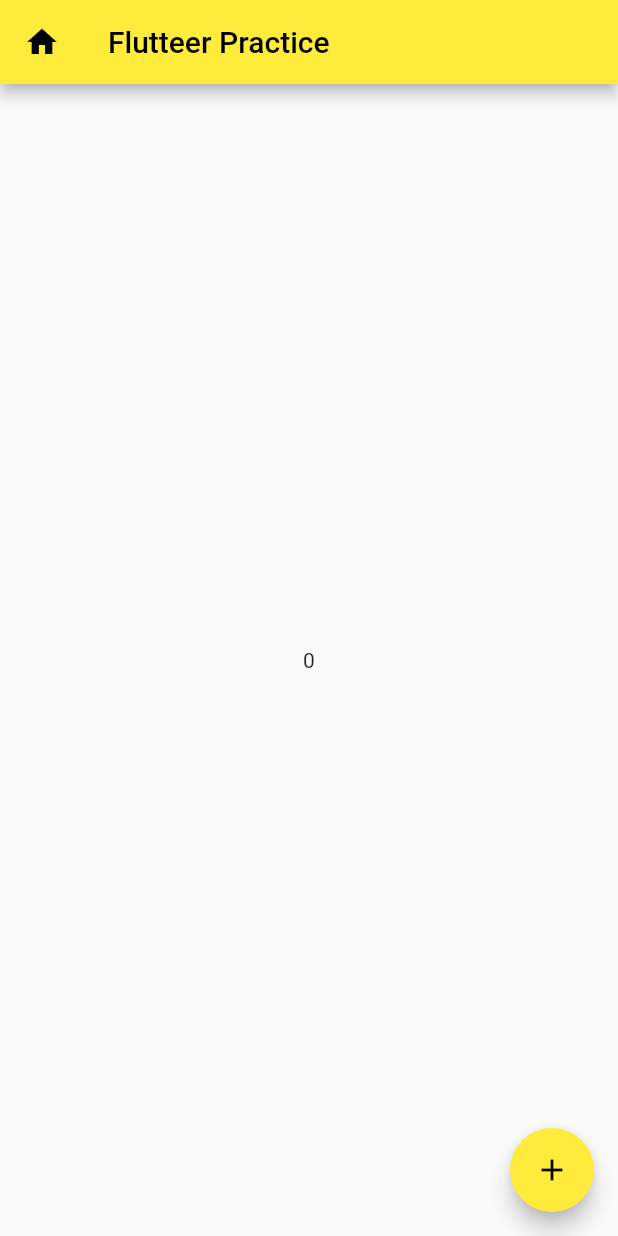
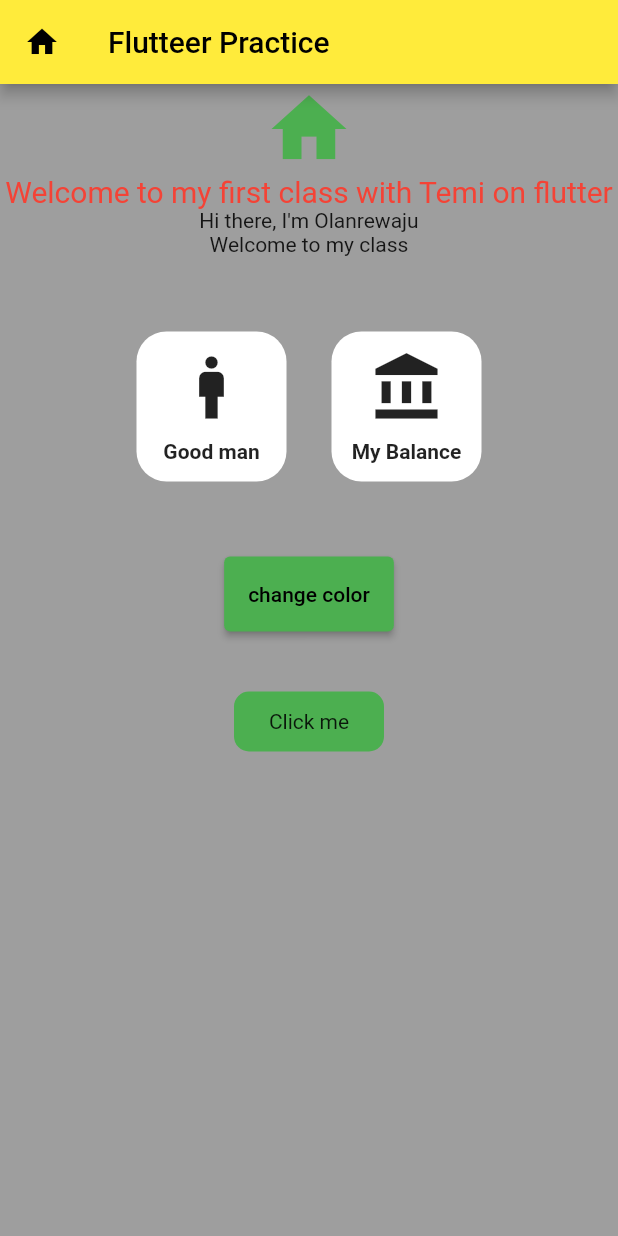
Before and after one commit to larexx40/flutter_login, a Flutter app: the screen it shows after launch, on a phone screen of 412 x 824 dp. Run offline on Flutter 3.47's test engine with Material 2 defaults, Android fonts, the phone set to English and light mode, and no system bars.

Commit message:
done with revisiting layouting

```diff
--- a/lib/home.dart
+++ b/lib/home.dart
@@ -10,25 +10,125 @@ class HomeScreen extends StatefulWidget {
 }
 
 class _HomeScreenState extends State<HomeScreen> {
-    int _counter = 0;
   @override
   Widget build(BuildContext context) {
     return Scaffold(
+      backgroundColor: Colors.grey,
       appBar: AppBar(
         title: const Text("Flutteer Practice"),
         leading: const Icon(Icons.home),
       ),
-      body: Center(
-        child: Text(_counter.toString()),
-      ),
-      floatingActionButton: FloatingActionButton(
-        onPressed: () {
-          setState(() {
-            _counter = _counter + 1;
-          });
-        },
-        child: const Icon(Icons.add),
-      ),
+      body: Column(
+        children: [
+          const Icon(Icons.home, color: Colors.green,size: 60,),
+          const Text("Welcome to my first class with Temi on flutter", style: TextStyle( color: Colors.red, fontSize: 20  ),),
+          const Text("Hi there, I'm Olanrewaju"),
+          const Text("Welcome to my class"),
+          // ignore: prefer_const_constructors
+          SizedBox(
+            height: 50,
+            width: 100,
+          ),
+          Row(
+            mainAxisAlignment: MainAxisAlignment.center,
+            children: [
+              Container(
+                height: 100,
+                width: 100,
+                // ignore: prefer_const_constructors
+                decoration: BoxDecoration(
+                  color: Colors.white,
+                  borderRadius: const BorderRadius.all(Radius.circular(20)),
+                ),
+                child: Column(
+                  mainAxisAlignment: MainAxisAlignment.center,
+                  children: const [
+                    Icon(
+                      Icons.man,
+                      size: 50,
+                    ),
+                    SizedBox(
+                      height: 10,
+                      width: 100,
+                    ),
+                    Text(
+                      "Good man",
+                      style: TextStyle(
+                        fontWeight: FontWeight.bold),
+                      )
+                  ],
+                ),
+
+              ),
+              // ignore: prefer_const_constructors
+              SizedBox(
+                height: 100,
+                width: 30,
+              ),
+              Container(
+                height: 100,
+                width: 100,
+                // ignore: prefer_const_constructors
+                decoration: BoxDecoration(
+                  color: Colors.white,
+                  borderRadius: const BorderRadius.all(Radius.circular(20)),
+                ),
+                child: Column(
+                  mainAxisAlignment: MainAxisAlignment.center,
+                  children: const [
+                    Icon(
+                      Icons.account_balance,
+                      size: 50,
+                    ),
+                    SizedBox(
+                      height: 10,
+                      width: 100,
+                    ),
+                    Text(
+                      "My Balance",
+                      style: TextStyle(
+                        fontWeight: FontWeight.bold),
+                      )
+                  ],
+                ),
+
+              ),
+            ],
+          ),
+          // ignore: prefer_const_constructors
+          SizedBox(
+            height: 50,
+            width: 100,
+          ),
+          ElevatedButton(
+            style: ElevatedButton.styleFrom(
+              backgroundColor: Colors.green,
+              minimumSize: const Size(100,50),
+              maximumSize: const Size(150, 75)
+            ),
+            onPressed: (){},
+            child: const Text("change color"),
+
+          ),
+          // ignore: prefer_const_constructors
+          SizedBox(
+            height: 40,
+            width: 100,
+          ),
+          Container(
+
+            width: 100,
+            height: 40,
+            decoration: const BoxDecoration(
+              color: Colors.green,
+              borderRadius: BorderRadius.all(Radius.circular(10)),
+            ),
+            child: const Center(
+              child: Text("Click me")),
+          )
+        ],
+      )
+
     );
   }
 }
--- /dev/null
+++ b/lib/login.dart
@@ -0,0 +1,15 @@
+import 'package:flutter/material.dart';
+
+class LoginScreen extends StatefulWidget {
+  const LoginScreen({super.key});
+
+  @override
+  State<LoginScreen> createState() => _LoginScreenState();
+}
+
+class _LoginScreenState extends State<LoginScreen> {
+  @override
+  Widget build(BuildContext context) {
+    return Container();
+  }
+}
```
